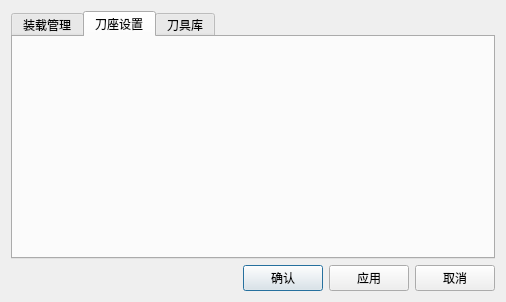
First picture: the form in Machine/Config/cfgknifemanager.ui, repository stonefjd/Cutting, before the edit.
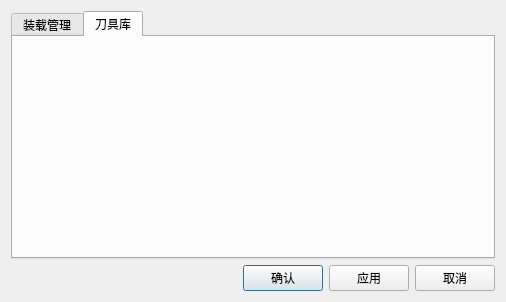
Second picture: the form after the edit. The open tabs and pages were chosen to show the change.

The edit to the form file:
```diff
--- a/Machine/Config/cfgknifemanager.ui
+++ b/Machine/Config/cfgknifemanager.ui
@@ -24,12 +24,6 @@
        <string>装载管理</string>
       </attribute>
      </widget>
-     <widget class="QWidget" name="tabApronSet">
-      <attribute name="title">
-       <string>刀座设置</string>
-      </attribute>
-      <layout class="QHBoxLayout" name="horizontalLayout_2"/>
-     </widget>
      <widget class="QWidget" name="tabKnifeLib">
       <attribute name="title">
        <string>刀具库</string>
```
Left out of the diff: 2 changed lines with no effect on the pictures.
